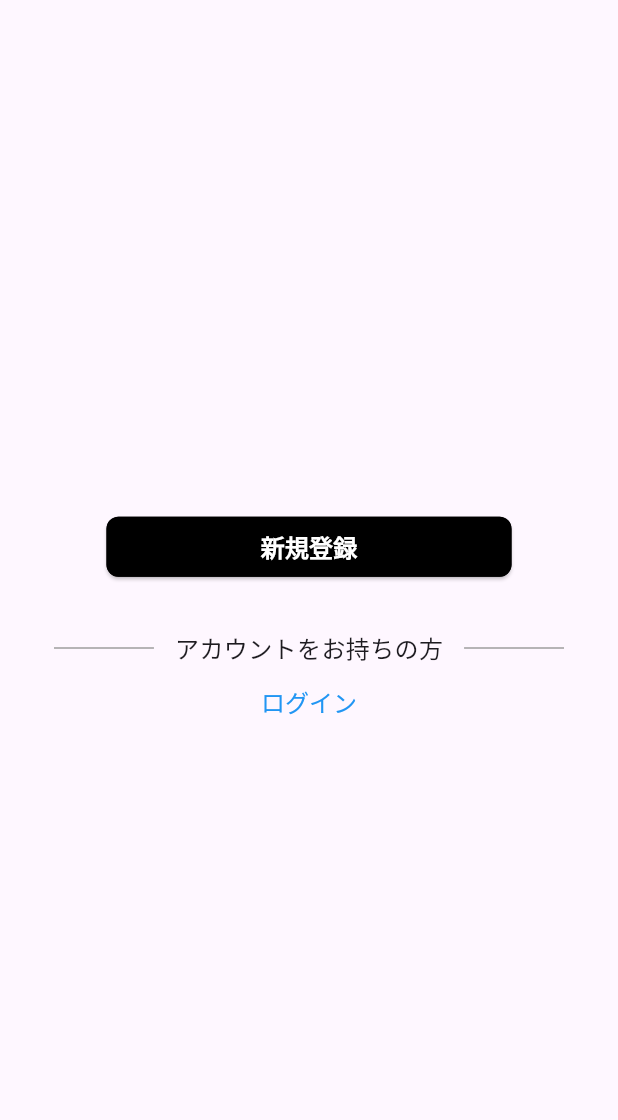
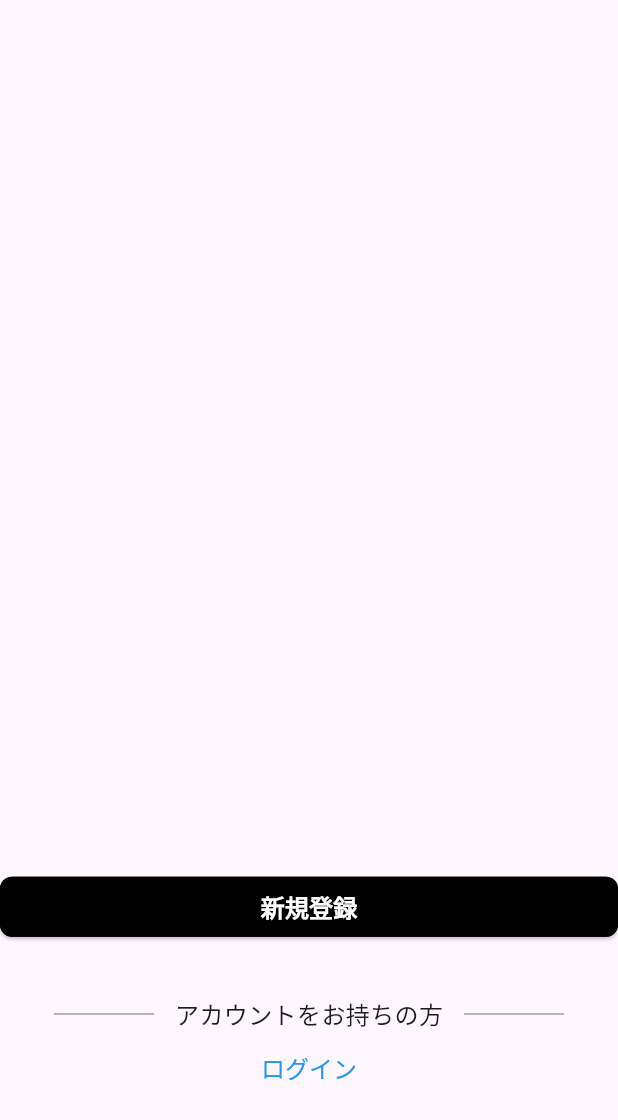
Before and after one commit to hinata2145/Easy_app, a Flutter app: the FirstPage screen opened directly, on a phone screen of 412 x 824 dp. Shown: the top 1120 px of the screen. Run offline on Flutter 3.47's test engine with Material 3 defaults, Android fonts, the phone set to English and light mode, and no system bars; our stand-ins replace sign_in_button.

Commit message:
画面の追加

```diff
--- a/lib/first_page.dart
+++ b/lib/first_page.dart
@@ -10,14 +10,13 @@ class FirstPage extends StatelessWidget {
   @override
   Widget build(BuildContext context) {
     return Scaffold(
-      body: SafeArea(
+      body: Container(
+        margin: const EdgeInsets.only(top: 480),
         child: Center(
           child: Column(
             mainAxisAlignment: MainAxisAlignment.center,
             children: [
               SizedBox(
-                width: 270,
-                height: 40,
                 child: CommonButton(
                   text: '新規登録',
                   onpressed: () {
@@ -29,7 +28,7 @@ class FirstPage extends StatelessWidget {
                   },
                 ),
               ),
-              SizedBox(
+              const SizedBox(
                 height: 36,
               ),
               Padding(
@@ -59,7 +58,7 @@ class FirstPage extends StatelessWidget {
                   ],
                 ),
               ),
-              SizedBox(height: 12),
+              const SizedBox(height: 12),
               RichText(
                 text: TextSpan(
                   text: "ログイン",
```
